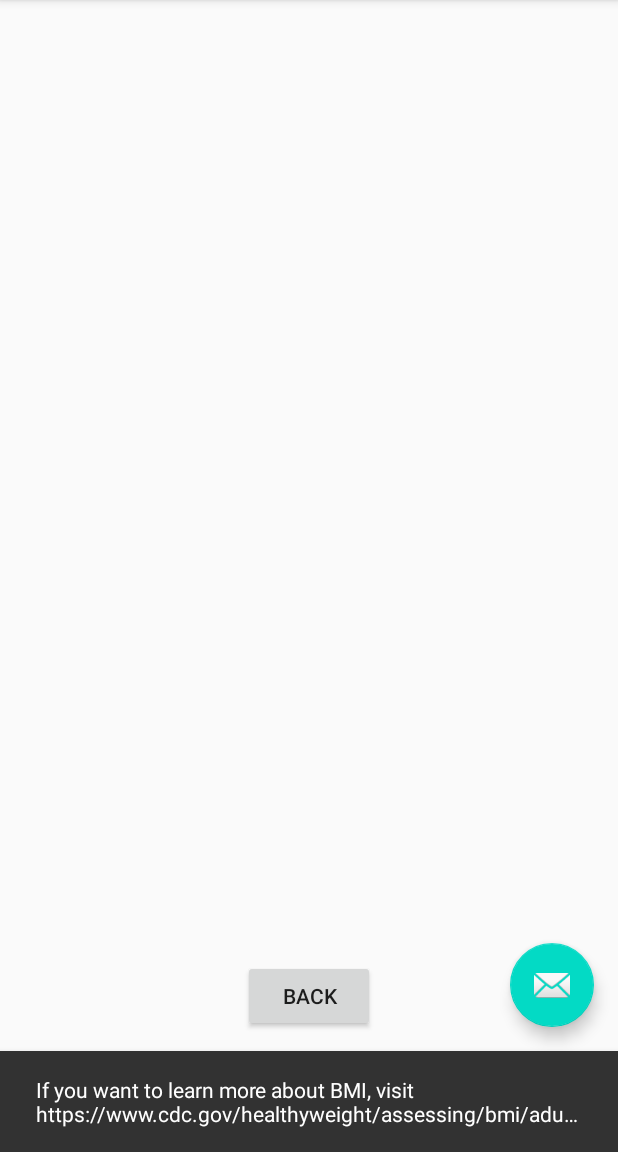
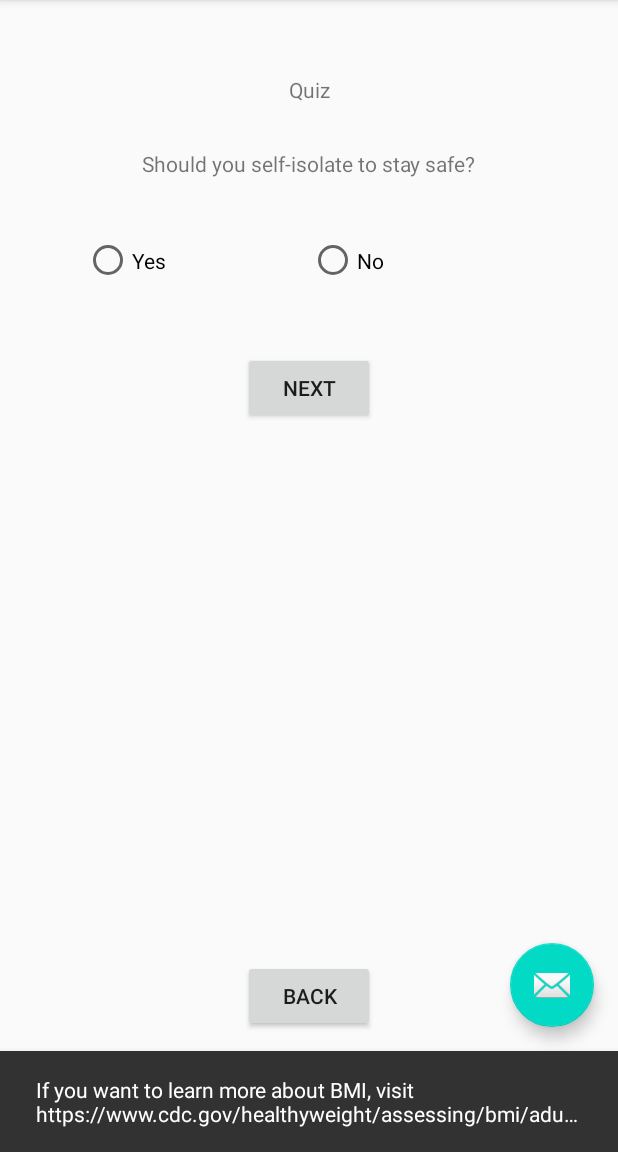
Before and after one commit to s15814/PAMO_LAB, an Android app: the Quiz screen opened through its navigation route, after a tap on an icon or button, on a phone screen of 412 x 824 dp, the part 84-1236 px from its top. Run offline under Robolectric (Android 15) with nearby library versions, the phone set to English and light mode, and no system bars; 1 other tap on this screen came first.

Commit message:
Implement quiz

```diff
--- a/app/src/main/java/com/s15814/healthApp/Quiz.java
+++ b/app/src/main/java/com/s15814/healthApp/Quiz.java
@@ -4,12 +4,29 @@ import android.os.Bundle;
 import android.view.LayoutInflater;
 import android.view.View;
 import android.view.ViewGroup;
+import android.widget.Button;
+import android.widget.RadioButton;
+import android.widget.RadioGroup;
+import android.widget.TextView;
 
 import androidx.annotation.NonNull;
 import androidx.fragment.app.Fragment;
 import androidx.navigation.fragment.NavHostFragment;
 
+
+import java.util.ArrayList;
+import java.util.List;
+
 public class Quiz extends Fragment {
+    private List<QuizQuestion> quizQuestionList = new ArrayList<>();
+    private TextView questionText;
+    private RadioButton firstAnswer, secondAnswer;
+    private RadioGroup answersGroup;
+    private Button nextButton;
+    private int selectedButton;
+
+    private int currentQuestion;
+    private int correctAnswers;
 
     @Override
     public View onCreateView(
@@ -23,6 +40,32 @@ public class Quiz extends Fragment {
     public void onViewCreated(@NonNull View view, Bundle savedInstanceState) {
         super.onViewCreated(view, savedInstanceState);
 
+        quizQuestionList.add(new QuizQuestion("Should you wash your hand often to prevent coronavirus?", "Yes", "No", 0));
+        quizQuestionList.add(new QuizQuestion("Should you self-isolate to stay safe?", "Yes", "No", 0));
+        quizQuestionList.add(new QuizQuestion("Where did coronavirus originate from?", "China", "Poland", 0));
+
+        questionText = (TextView) view.findViewById(R.id.questionText);
+        answersGroup = (RadioGroup) view.findViewById(R.id.answerRadioGroup);
+        firstAnswer = (RadioButton) view.findViewById(R.id.firstAnswerButton);
+        secondAnswer = (RadioButton) view.findViewById(R.id.secondAnswerButton);
+        nextButton = (Button) view.findViewById(R.id.quizNextQuestionButton);
+
+        answersGroup.clearCheck();
+        nextQuestion();
+
+        nextButton.setOnClickListener(new View.OnClickListener() {
+            @Override
+            public void onClick(View v) {
+                if (currentQuestion < quizQuestionList.size()) {
+                    checkAnswer();
+                    nextQuestion();
+                } else {
+                    String quizOverText = "Quiz over.";
+                    questionText.setText(quizOverText);
+                }
+            }
+        });
+
         view.findViewById(R.id.quizBackButton).setOnClickListener(new View.OnClickListener() {
             @Override
             public void onClick(View view) {
@@ -31,4 +74,27 @@ public class Quiz extends Fragment {
             }
         });
     }
+
+    private void nextQuestion() {
+        answersGroup.clearCheck();
+        if (currentQuestion < quizQuestionList.size()) {
+            questionText.setText(quizQuestionList.get(currentQuestion).getQuestion());
+            firstAnswer.setText(quizQuestionList.get(currentQuestion).getAnswer1());
+            secondAnswer.setText(quizQuestionList.get(currentQuestion).getAnswer2());
+        } else {
+            String resultText = "Quiz finished, you scored " + correctAnswers + "/3 points.";
+            questionText.setText(resultText);
+        }
+        answersGroup.clearCheck();
+    }
+
+    private void checkAnswer() {
+        selectedButton = this.answersGroup.indexOfChild(
+                getView().findViewById(this.answersGroup.getCheckedRadioButtonId())
+        );
+        if (selectedButton == quizQuestionList.get(currentQuestion).getCorrectAnswer()) {
+            correctAnswers++;
+        }
+        currentQuestion++;
+    }
 }
--- /dev/null
+++ b/app/src/main/java/com/s15814/healthApp/QuizQuestion.java
@@ -0,0 +1,47 @@
+package com.s15814.healthApp;
+
+public class QuizQuestion {
+    private String question;
+
+    private String answer1, answer2;
+    private int correctAnswer;
+
+    public QuizQuestion(String question, String answer1, String answer2, int correctAnswer) {
+        this.question = question;
+        this.answer1 = answer1;
+        this.answer2 = answer2;
+        this.correctAnswer = correctAnswer;
+    }
+
+    public String getQuestion() {
+        return question;
+    }
+
+    public void setQuestion(String question) {
+        this.question = question;
+    }
+
+    public String getAnswer1() {
+        return answer1;
+    }
+
+    public void setAnswer1(String answer1) {
+        this.answer1 = answer1;
+    }
+
+    public String getAnswer2() {
+        return answer2;
+    }
+
+    public void setAnswer2(String answer2) {
+        this.answer2 = answer2;
+    }
+
+    public int getCorrectAnswer() {
+        return correctAnswer;
+    }
+
+    public void setCorrectAnswer(int correctAnswer) {
+        this.correctAnswer = correctAnswer;
+    }
+}
--- a/app/src/main/res/layout/quiz.xml
+++ b/app/src/main/res/layout/quiz.xml
@@ -15,4 +15,59 @@
         app:layout_constraintBottom_toBottomOf="parent"
         app:layout_constraintEnd_toEndOf="parent"
         app:layout_constraintStart_toStartOf="parent" />
+
+    <TextView
+        android:id="@+id/quizTitleText"
+        android:layout_width="wrap_content"
+        android:layout_height="wrap_content"
+        android:layout_marginTop="50dp"
+        android:text="@string/quiz_title_text"
+        app:layout_constraintEnd_toEndOf="parent"
+        app:layout_constraintStart_toStartOf="parent"
+        app:layout_constraintTop_toTopOf="parent" />
+
+    <TextView
+        android:id="@+id/questionText"
+        android:layout_width="wrap_content"
+        android:layout_height="wrap_content"
+        android:layout_marginTop="30dp"
+        app:layout_constraintEnd_toEndOf="parent"
+        app:layout_constraintStart_toStartOf="parent"
+        app:layout_constraintTop_toBottomOf="@+id/quizTitleText" />
+
+    <RadioGroup
+        android:id="@+id/answerRadioGroup"
+        android:layout_width="300dp"
+        android:layout_height="50dp"
+        android:layout_marginTop="30dp"
+        android:orientation="horizontal"
+        app:layout_constraintEnd_toEndOf="parent"
+        app:layout_constraintStart_toStartOf="parent"
+        app:layout_constraintTop_toBottomOf="@+id/questionText">
+
+        <RadioButton
+            android:id="@+id/firstAnswerButton"
+            android:layout_width="match_parent"
+            android:layout_height="match_parent"
+            android:layout_weight="1"
+            android:checked="false" />
+
+        <RadioButton
+            android:id="@+id/secondAnswerButton"
+            android:layout_width="match_parent"
+            android:layout_height="match_parent"
+            android:layout_weight="1"
+            android:checked="false" />
+    </RadioGroup>
+
+    <Button
+        android:id="@+id/quizNextQuestionButton"
+        android:layout_width="wrap_content"
+        android:layout_height="wrap_content"
+        android:layout_marginTop="36dp"
+        android:text="@string/next_button_text"
+        app:layout_constraintEnd_toEndOf="parent"
+        app:layout_constraintStart_toStartOf="parent"
+        app:layout_constraintTop_toBottomOf="@+id/answerRadioGroup" />
+
 </androidx.constraintlayout.widget.ConstraintLayout>
--- a/app/src/main/res/values/strings.xml
+++ b/app/src/main/res/values/strings.xml
@@ -23,4 +23,7 @@
     <string name="quiz_button_text">Quiz</string>
     <string name="recipe_button_text">Recipe</string>
     <string name="chart_button_text">Chart</string>
+    <string name="quiz_title_text">Quiz</string>
+    <string name="next_button_text">Next</string>
+    <string name="check_answers_button_text">Check answers</string>
 </resources>
```
